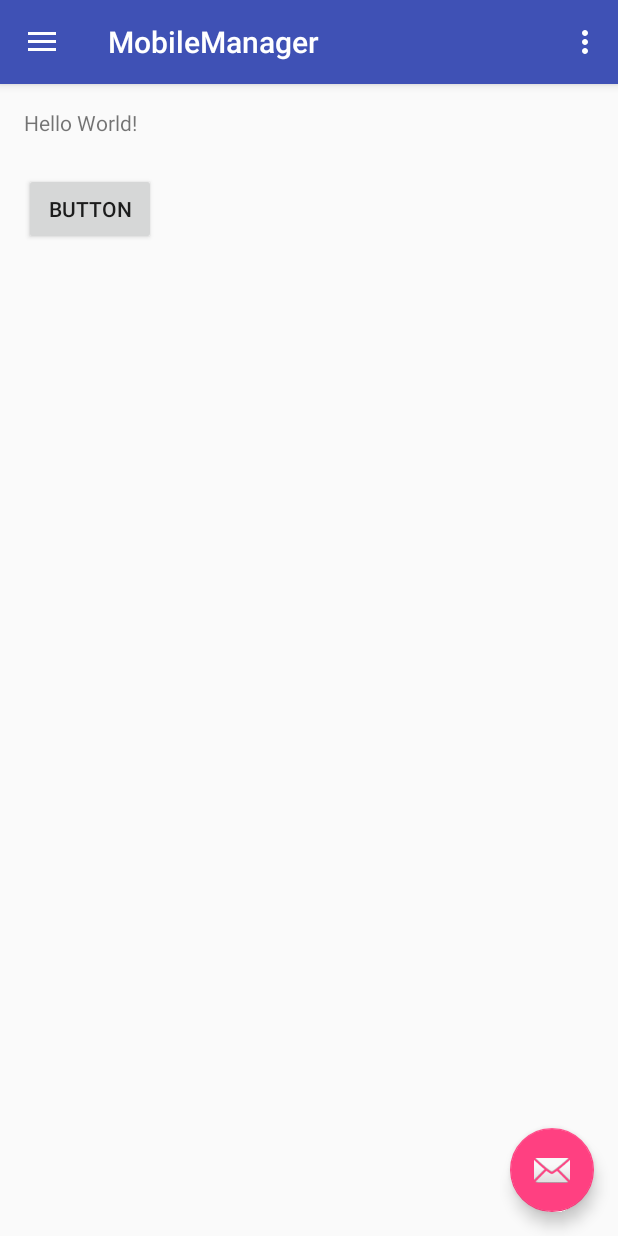
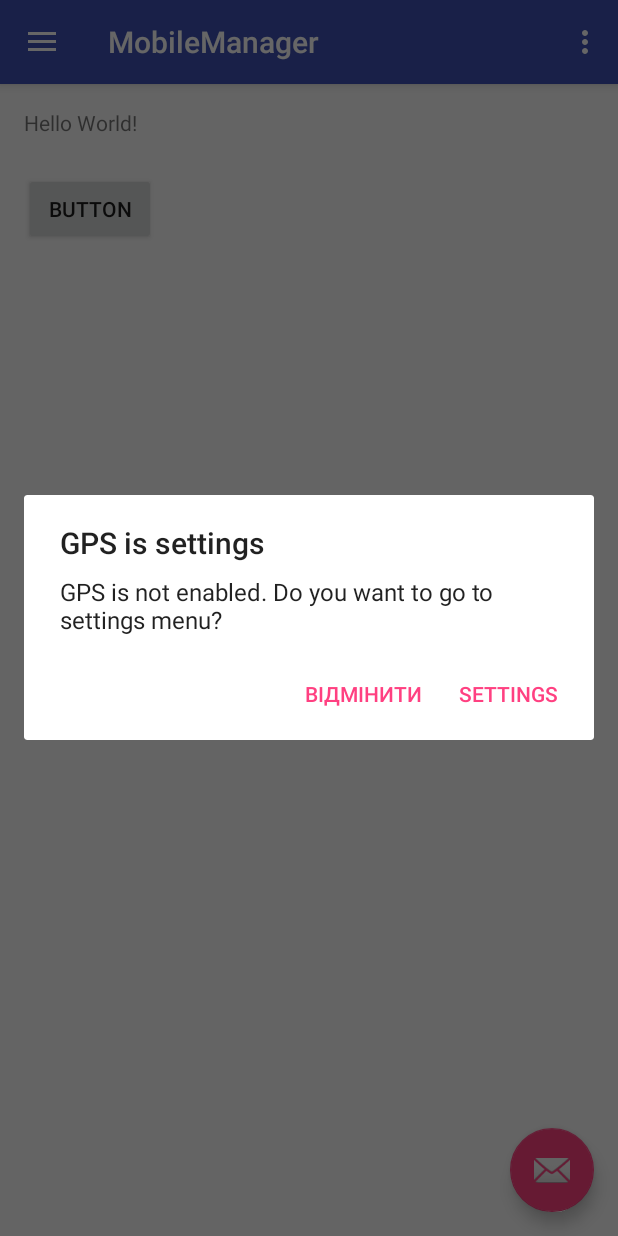
Before and after one commit to DubikV/ManagerPlus, an Android app: the screen it shows after launch (TrackActivity), after a tap on "BUTTON", on a phone screen of 412 x 824 dp. Run offline under Robolectric (Android 15) with nearby library versions, the phone set to English and light mode, and no system bars.

Commit message:
fixed gps tracker

```diff
--- a/app/src/main/AndroidManifest.xml
+++ b/app/src/main/AndroidManifest.xml
@@ -16,12 +16,12 @@
         android:supportsRtl="true"
         android:theme="@style/AppTheme">
         <service
-            android:name=".service.GPSTrackerService"
+            android:name=".service.gps.GPSTrackerService"
             android:enabled="true"
             android:exported="true"  >
         </service>
         <receiver
-            android:name=".service.GPSTrackerReceiver"
+        android:name=".service.gps.GPSTrackerReceiver"
         android:permission="android.permission.RECEIVE_BOOT_COMPLETED"
         android:enabled="true">
 
--- a/app/src/main/java/com/gmail/vanyadubik/mobilemanager/activity/TrackActivity.java
+++ b/app/src/main/java/com/gmail/vanyadubik/mobilemanager/activity/TrackActivity.java
@@ -17,9 +17,19 @@ import android.view.Menu;
 import android.view.MenuItem;
 import android.view.View;
 import android.widget.Button;
+import android.widget.Toast;
 
 import com.gmail.vanyadubik.mobilemanager.R;
-import com.gmail.vanyadubik.mobilemanager.service.GPSTrackerService;
+import com.gmail.vanyadubik.mobilemanager.gps.GPSTracker;
+import com.gmail.vanyadubik.mobilemanager.model.db.LocationPoint;
+import com.gmail.vanyadubik.mobilemanager.service.gps.GPSTrackerService;
+
+import org.joda.time.LocalDateTime;
+
+import java.util.Calendar;
+import java.util.TimeZone;
+
+import static com.gmail.vanyadubik.mobilemanager.common.Consts.MIN_TIME_WRITE_TRACK;
 
 public class TrackActivity extends AppCompatActivity
         implements NavigationView.OnNavigationItemSelectedListener {
@@ -56,31 +66,40 @@ public class TrackActivity extends AppCompatActivity
 
             @Override
             public void onClick(View arg0) {
-                Intent ishintent = new Intent(TrackActivity.this, GPSTrackerService.class);
-                PendingIntent pintent = PendingIntent.getService(TrackActivity.this, 0, ishintent, 0);
-                AlarmManager alarm = (AlarmManager)getSystemService(Context.ALARM_SERVICE);
-                alarm.cancel(pintent);
-                alarm.setRepeating(AlarmManager.RTC_WAKEUP, System.currentTimeMillis(),5000, pintent);
 
                 // create class object
-//                GPSTracker gps = new GPSTracker(TrackActivity.this);
-//
-//                // check if GPS enabled
-//                if(gps.canGetLocation()){
-//
-//                    LocationPoint locationPoint = gps.getLocationPoint();
-//
-//                    // \n is for new line
-//                    Toast.makeText(getApplicationContext(), "Your Location is - \nLat: " + locationPoint.getLatitude() + "\nLong: " + locationPoint.getLongitude(), Toast.LENGTH_LONG).show();
-//                }else{
-//                    // can't get location
-//                    // GPS or Network is not enabled
-//                    // Ask user to enable GPS/network in settings
-//                    gps.showSettingsAlert();
-//                }
+                GPSTracker gps = new GPSTracker(TrackActivity.this);
+
+                // check if GPS enabled
+                if(gps.canGetLocation()){
+
+                    LocationPoint locationPoint = gps.getLocationPoint();
+
+                    // \n is for new line
+                    Toast.makeText(getApplicationContext(), LocalDateTime.now().toDate().getTime() + "Your Location is - \nLat: " + locationPoint.getLatitude() + "\nLong: " + locationPoint.getLongitude(), Toast.LENGTH_LONG).show();
+
+                    Toast.makeText(getApplicationContext(),  Calendar.getInstance(TimeZone.getDefault()) + "Your Location is - \nLat: " + locationPoint.getLatitude() + "\nLong: " + locationPoint.getLongitude(), Toast.LENGTH_LONG).show();
+
+                }else{
+                    // can't get location
+                    // GPS or Network is not enabled
+                    // Ask user to enable GPS/network in settings
+                    gps.showSettingsAlert();
+                }
 
             }
         });
+    }
+
+
+    @Override
+    protected void onStart() {
+        super.onStart();
+        Intent ishintent = new Intent(TrackActivity.this, GPSTrackerService.class);
+        PendingIntent pintent = PendingIntent.getService(TrackActivity.this, 0, ishintent, 0);
+        AlarmManager alarm = (AlarmManager)getSystemService(Context.ALARM_SERVICE);
+        alarm.cancel(pintent);
+        alarm.setRepeating(AlarmManager.RTC_WAKEUP, System.currentTimeMillis(),1000 * MIN_TIME_WRITE_TRACK, pintent);
     }
 
     @Override
--- a/app/src/main/java/com/gmail/vanyadubik/mobilemanager/app/DIComponent.java
+++ b/app/src/main/java/com/gmail/vanyadubik/mobilemanager/app/DIComponent.java
@@ -5,7 +5,6 @@ import com.gmail.vanyadubik.mobilemanager.modules.DataApiModule;
 import com.gmail.vanyadubik.mobilemanager.modules.ErrorUtilsApiModule;
 import com.gmail.vanyadubik.mobilemanager.modules.NetworkUtilsApiModule;
 import com.gmail.vanyadubik.mobilemanager.modules.PhoneUtilsApiModule;
-import com.gmail.vanyadubik.mobilemanager.service.GPSTrackerService;
 import com.gmail.vanyadubik.mobilemanager.task.SyncIntentService;
 
 import javax.inject.Singleton;
@@ -17,7 +16,5 @@ import dagger.Component;
         NetworkUtilsApiModule.class, ActivityUtilsApiModule.class, ErrorUtilsApiModule.class, PhoneUtilsApiModule.class})
 public interface DIComponent {
 
-    void inject(GPSTrackerService gpsTrackerService);
-
     void inject(SyncIntentService syncIntentService);
 }
--- a/app/src/main/java/com/gmail/vanyadubik/mobilemanager/common/Consts.java
+++ b/app/src/main/java/com/gmail/vanyadubik/mobilemanager/common/Consts.java
@@ -21,7 +21,7 @@ public class Consts {
 
     // GPS
     public static final long MIN_DISTANCE_CHANGE_FOR_UPDATES = 10; // meters
-    public static final long MIN_TIME_BW_UPDATES = 1; // seconds
-
+    public static final long MIN_TIME_BW_UPDATES = 60; // seconds
+    public static final long MIN_TIME_WRITE_TRACK = 5; // seconds
 
 }
--- a/app/src/main/java/com/gmail/vanyadubik/mobilemanager/service/GPSTrackerReceiver.java
+++ b/app/src/main/java/com/gmail/vanyadubik/mobilemanager/service/gps/GPSTrackerReceiver.java
@@ -1,4 +1,4 @@
-package com.gmail.vanyadubik.mobilemanager.service;
+package com.gmail.vanyadubik.mobilemanager.service.gps;
 
 import android.content.BroadcastReceiver;
 import android.content.Context;
```
Also changed, not shown: app/src/main/java/com/gmail/vanyadubik/mobilemanager/gps/GPSTracker.java (+4 -7 lines), app/src/main/java/com/gmail/vanyadubik/mobilemanager/service/gps/GPSTrackerService.java (renamed from app/src/main/java/com/gmail/vanyadubik/mobilemanager/service/GPSTrackerService.java, +14 -4 lines). Lines whose indentation alone changed are shown as unchanged.
